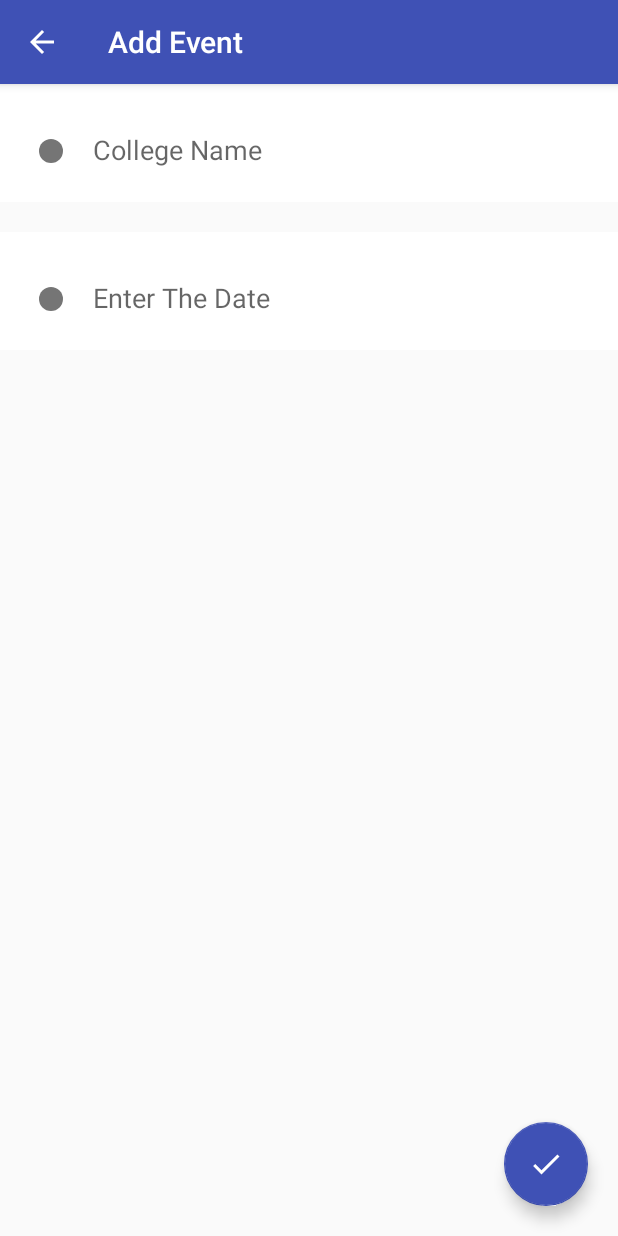
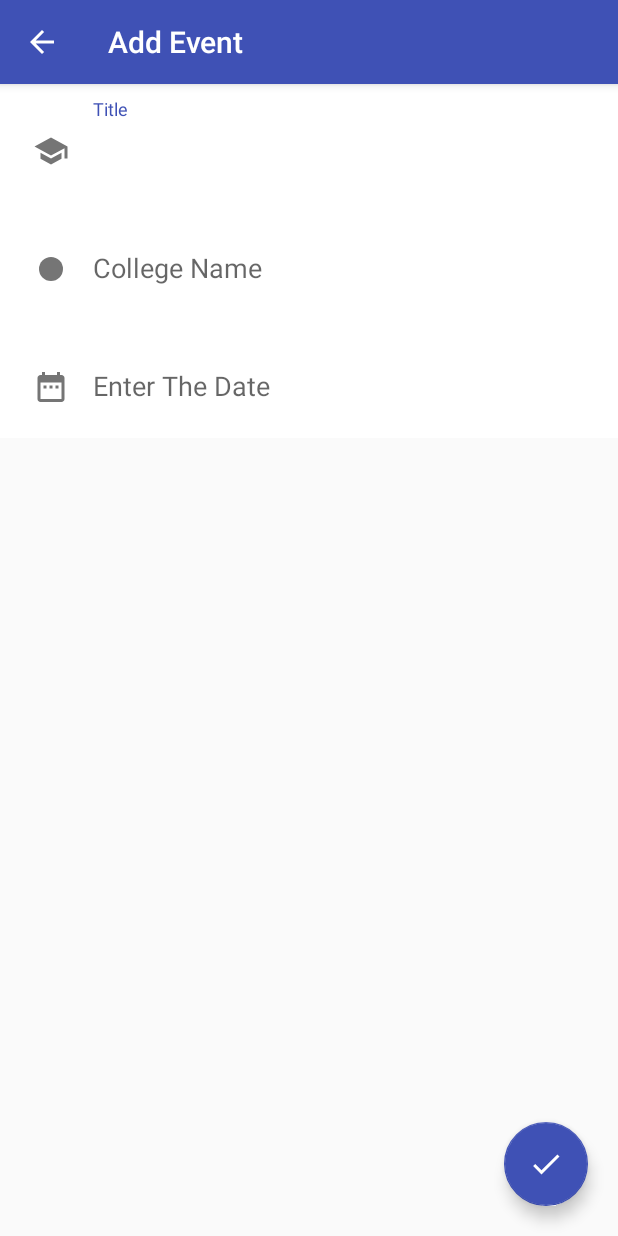
Before and after one commit to vibindi/my-college-planner-app, an Android app: the AddEventActivity screen opened directly, with no data from a screen before it, on a phone screen of 412 x 824 dp. Run offline under Robolectric (Android 15) with nearby library versions, the light colour scheme and no system bars; libraries missing offline, so code that uses them is left out: com.github.clans.fab, ir.mirrajabi.searchdialog; plain views replace FloatingActionButton; 2 statements that could not run were skipped.

Commit message:
Added event add activity, yet to implement fully adding it

```diff
--- a/app/src/main/java/com/bindi/collegeplanner/addContentClasses/AddEventActivity.java
+++ b/app/src/main/java/com/bindi/collegeplanner/addContentClasses/AddEventActivity.java
@@ -1,21 +1,33 @@
 package com.bindi.collegeplanner.addContentClasses;
 
 import androidx.appcompat.app.AppCompatActivity;
+import androidx.fragment.app.DialogFragment;
 
 import android.app.Activity;
 import android.content.Context;
+import android.content.Intent;
+import android.content.res.ColorStateList;
+import android.graphics.Color;
 import android.os.Bundle;
 import android.view.MenuItem;
 import android.view.View;
+import android.widget.TextView;
+import android.widget.Toast;
 
+import com.bindi.collegeplanner.MainActivity;
 import com.bindi.collegeplanner.R;
 import com.bindi.collegeplanner.databaseClasses.CollegeDb;
 import com.bindi.collegeplanner.databaseClasses.CollegeSearchDb;
+import com.bindi.collegeplanner.databaseClasses.GlobalKeys;
 import com.bindi.collegeplanner.databaseClasses.Globals;
+import com.bindi.collegeplanner.displayClasses.CollegeActivity;
+import com.bindi.collegeplanner.helperClasses.DatePickerFragment;
 import com.bindi.collegeplanner.helperClasses.SearchModel;
 import com.bindi.collegeplanner.itemClasses.CollegeItem;
+import com.bindi.collegeplanner.itemClasses.EventItem;
 import com.github.clans.fab.FloatingActionButton;
 import com.google.android.material.textfield.TextInputEditText;
+import com.google.android.material.textfield.TextInputLayout;
 
 import java.util.ArrayList;
 
@@ -30,10 +42,24 @@ public class AddEventActivity extends AppCompatActivity {
     Context c;
     Activity a;
 
+    int position;
+
+    TextView monthT;
+    TextView dayT;
+    TextView yearT;
+    int month;
+    int day;
+    int year;
+
+    TextInputLayout eventNameLayout;
+    TextInputEditText eventName;
+    TextInputLayout collegeNameLayout;
     TextInputEditText collegeName;
+    TextInputLayout eventDateLayout;
     TextInputEditText eventDate;
 
     FloatingActionButton addEventFab;
+    ColorStateList myList;
 
     @Override
     protected void onCreate(Bundle savedInstanceState) {
@@ -43,9 +69,27 @@ public class AddEventActivity extends AppCompatActivity {
         setTitle("Add Event");
         getSupportActionBar().setDisplayHomeAsUpEnabled(true);
 
+        position = -1;
+
+        monthT = findViewById(R.id.month);
+        dayT = findViewById(R.id.day);
+        yearT = findViewById(R.id.year);
+
+        monthT.setVisibility(View.INVISIBLE);
+        dayT.setVisibility(View.INVISIBLE);
+        yearT.setVisibility(View.INVISIBLE);
+
+        month = 0;
+        day = 0;
+        year = 0;
+
         c = this;
         a = this;
 
+        eventNameLayout = findViewById(R.id.eventNameLayout);
+        eventName = findViewById(R.id.eventName);
+
+        collegeNameLayout = findViewById(R.id.collegeNameLayout);
         collegeName = findViewById(R.id.collegeName);
         collegeName.setOnClickListener(new View.OnClickListener() {
             @Override
@@ -55,25 +99,65 @@ public class AddEventActivity extends AppCompatActivity {
                     @Override
                     public void onSelected(BaseSearchDialogCompat baseSearchDialogCompat, Searchable searchable, int i) {
                         //collegeName.setText("" + searchable.getTitle());
-                        CollegeSearchDb collegeSearchDb = new CollegeSearchDb();
-                        CollegeDb collegeDb = new CollegeDb();
-                        int position = collegeSearchDb.getCollegesList().indexOf(searchable.getTitle());
-                        collegeName.setText(collegeDb.getCollegesList().get(position));
+                        collegeName.setText(searchable.getTitle());
+                        for (int x = 0; x < globals.collegeItems.size(); x++){
+                            if (searchable.getTitle().equals(globals.collegeItems.get(x).getCollegeName())){
+                                position = x;
+                                setIconColor(globals.collegeItems.get(x).getColorStr());
+                            }
+                        }
                         baseSearchDialogCompat.dismiss();
                     }
                 }).show();
             }
         });
 
+        eventDateLayout = findViewById(R.id.eventDateLayout);
         eventDate = findViewById(R.id.dateEvent);
         eventDate.setOnClickListener(new View.OnClickListener() {
             @Override
             public void onClick(View view) {
-
+                DialogFragment newFragment = new DatePickerFragment(eventDate, monthT, dayT, yearT);
+                newFragment.show(getSupportFragmentManager(), "datePicker");
             }
         });
 
         addEventFab = findViewById(R.id.addEvent);
+        addEventFab.setOnClickListener(new View.OnClickListener() {
+            @Override
+            public void onClick(View view) {
+                if (!eventName.getText().toString().isEmpty() && !collegeName.getText().toString().isEmpty() && !eventDate.getText().toString().isEmpty()){
+                    globals.collegeItems.get(position).addEventItem(new EventItem(eventName.getText().toString(), Integer.parseInt(yearT.getText().toString()), Integer.parseInt(monthT.getText().toString()), Integer.parseInt(dayT.getText().toString()), globals.collegeItems.get(position)));
+                    globals.saveAll(c);
+                    Intent intent = new Intent(c, MainActivity.class);
+                    intent.putExtra(GlobalKeys.loadingDirection, GlobalKeys.calendarDirection);
+                    startActivity(intent);
+                } else{
+                    Toast.makeText(getApplicationContext(), "Must Select A Title, College and Date", Toast.LENGTH_SHORT).show();
+                }
+            }
+        });
+    }
+
+    public void setIconColor(String colorStr){
+        int[][] states = new int[][] {
+                new int[] { android.R.attr.state_enabled}, // enabled
+                new int[] {-android.R.attr.state_enabled}, // disabled
+                new int[] {-android.R.attr.state_checked}, // unchecked
+                new int[] { android.R.attr.state_pressed}  // pressed
+        };
+
+        int[] colors = new int[] {
+                Color.parseColor(colorStr),
+                Color.parseColor(colorStr),
+                Color.parseColor(colorStr),
+                Color.parseColor(colorStr)
+        };
+
+        myList = new ColorStateList(states, colors);
+        collegeNameLayout.setStartIconTintList(myList);
+        eventDateLayout.setStartIconTintList(myList);
+        eventNameLayout.setStartIconTintList(myList);
     }
 
     private ArrayList<Searchable> initCollegeData(){
--- a/app/src/main/java/com/bindi/collegeplanner/databaseClasses/GlobalKeys.java
+++ b/app/src/main/java/com/bindi/collegeplanner/databaseClasses/GlobalKeys.java
@@ -18,5 +18,6 @@ public class GlobalKeys {
     public static String collegesDirection = "goColleges";
     public static String resourcesDirection = "goResources";
     public static String portalsDirection = "goPortals";
+    public static String calendarDirection = "goCalendar";
 
 }
--- a/app/src/main/res/layout/activity_add_event.xml
+++ b/app/src/main/res/layout/activity_add_event.xml
@@ -16,7 +16,26 @@
             android:layout_height="match_parent">
 
             <com.google.android.material.textfield.TextInputLayout
+                android:id="@+id/eventNameLayout"
+                android:layout_below="@+id/collegeTuitionLayout"
+                android:layout_width="match_parent"
+                android:layout_height="wrap_content"
+                android:padding="10dp"
+                android:background="@android:color/white"
+                android:focusable="false"
+                app:startIconDrawable="@drawable/ic_school_black_24dp">
+                <com.google.android.material.textfield.TextInputEditText
+                    android:id="@+id/eventName"
+                    android:background="@null"
+                    android:layout_width="match_parent"
+                    android:layout_height="wrap_content"
+                    android:maxLines="1"
+                    android:hint="Title"/>
+            </com.google.android.material.textfield.TextInputLayout>
+
+            <com.google.android.material.textfield.TextInputLayout
                 android:id="@+id/collegeNameLayout"
+                android:layout_below="@id/eventNameLayout"
                 android:layout_width="match_parent"
                 android:layout_height="wrap_content"
                 android:background="@android:color/white"
@@ -40,12 +59,11 @@
                 android:id="@+id/eventDateLayout"
                 android:layout_width="match_parent"
                 android:layout_height="wrap_content"
-                android:layout_marginTop="20dp"
                 android:background="@android:color/white"
                 android:focusable="false"
                 android:layout_below="@+id/collegeNameLayout"
                 android:padding="10dp"
-                app:startIconDrawable="@drawable/ic_fiber_manual_record_black_24dp">
+                app:startIconDrawable="@drawable/ic_date_range_black_24dp">
                 <com.google.android.material.textfield.TextInputEditText
                     android:id="@+id/dateEvent"
                     android:background="@null"
@@ -58,6 +76,19 @@
                     android:lines="1"
                     android:hint="Enter The Date"/>
             </com.google.android.material.textfield.TextInputLayout>
+
+            <TextView
+                android:layout_width="wrap_content"
+                android:layout_height="wrap_content"
+                android:id="@+id/month"/>
+            <TextView
+                android:layout_width="wrap_content"
+                android:layout_height="wrap_content"
+                android:id="@+id/day"/>
+            <TextView
+                android:layout_width="wrap_content"
+                android:layout_height="wrap_content"
+                android:id="@+id/year"/>
 
         </RelativeLayout>
 
```
Also changed, not shown: app/src/main/java/com/bindi/collegeplanner/MainActivity.java (+9 -0 lines), app/src/main/java/com/bindi/collegeplanner/helperClasses/DatePickerFragment.java (added, +83 -0 lines).
